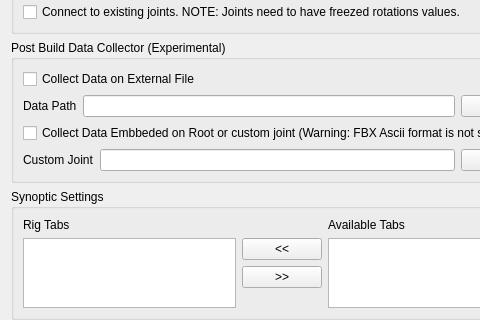
First picture: the form in release/scripts/mgear/shifter/guide_ui.ui, repository mgear-dev/mgear4, before the edit; both pictures show x 0 to 480 and y 498 to 818 of the 564 by 974 pixel window.
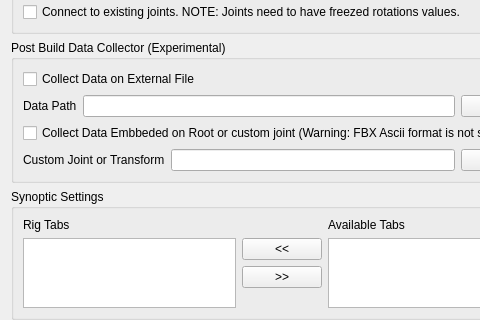
Second picture: the form after the edit.

Commit message: Shifter: Collect data options updated. Added transform as optiona root for data collector embbeded  #157

```diff
--- a/release/scripts/mgear/shifter/guide_ui.ui
+++ b/release/scripts/mgear/shifter/guide_ui.ui
@@ -951,7 +951,7 @@
           <item>
            <widget class="QLabel" name="dataCollectorEmbbeded_label">
             <property name="text">
-             <string>Custom Joint</string>
+             <string>Custom Joint or Transform</string>
             </property>
            </widget>
           </item>
```
The commit also changes 2 other files.
